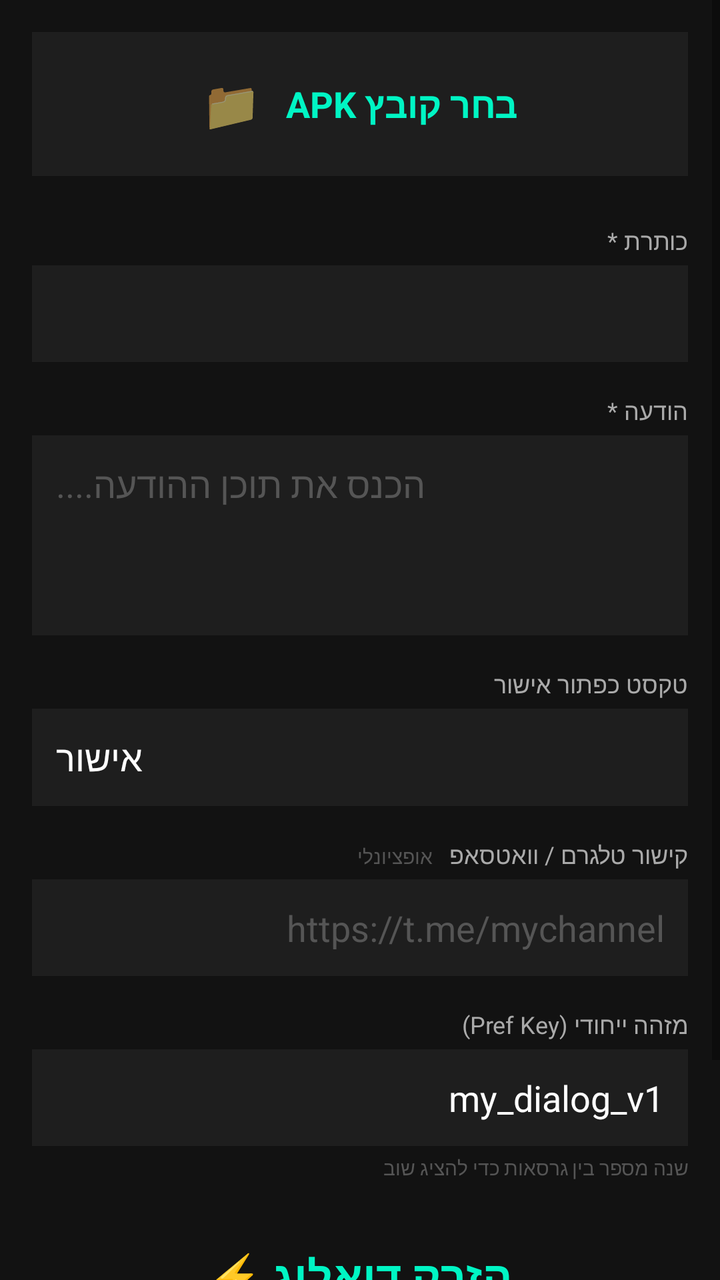
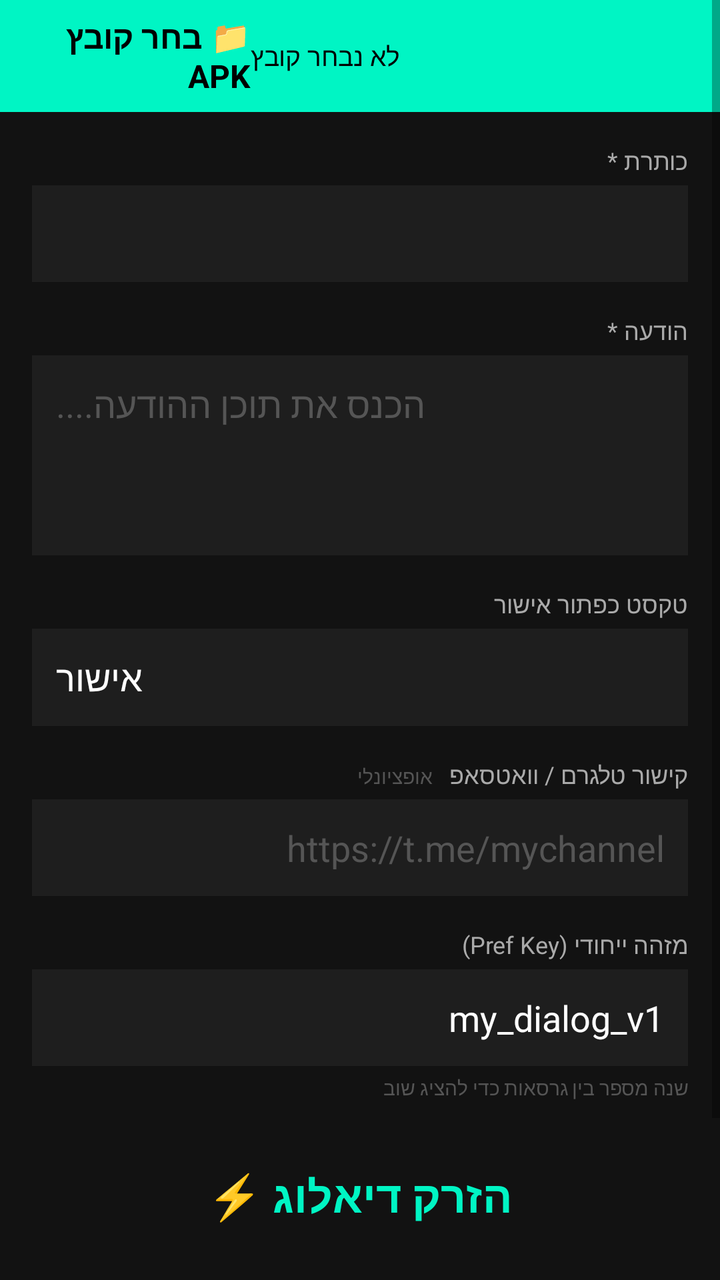

Before-and-after screenshots of an Android layout around one commit, followed by the original layout XML and the change that was made.
<!-- AndroidManifest.xml: application theme Theme.ZovexInjector -->
<!-- res/layout/activity_main.xml -->
<?xml version="1.0" encoding="utf-8"?>
<ScrollView xmlns:android="http://schemas.android.com/apk/res/android"
    android:layout_width="match_parent"
    android:layout_height="match_parent"
    android:background="#121212">

    <LinearLayout
        android:layout_width="match_parent"
        android:layout_height="wrap_content"
        android:orientation="vertical"
        android:padding="16dp">

        <LinearLayout
            android:id="@+id/btnPickApk"
            android:layout_width="match_parent"
            android:layout_height="72dp"
            android:background="#1E1E1E"
            android:orientation="horizontal"
            android:gravity="center"
            android:layout_marginBottom="24dp">
            <TextView
                android:layout_width="wrap_content"
                android:layout_height="wrap_content"
                android:text="📁  "
                android:textSize="24sp"/>
            <TextView
                android:id="@+id/tvApkName"
                android:layout_width="wrap_content"
                android:layout_height="wrap_content"
                android:text="בחר קובץ APK"
                android:textColor="#00F5C4"
                android:textSize="18sp"
                android:textStyle="bold"/>
        </LinearLayout>

        <TextView android:layout_width="wrap_content" android:layout_height="wrap_content"
            android:text="כותרת *" android:textColor="#AAAAAA" android:textSize="12sp"
            android:layout_gravity="end" android:layout_marginBottom="4dp"/>
        <EditText android:id="@+id/etTitle"
            android:layout_width="match_parent" android:layout_height="wrap_content"
            android:background="#1E1E1E" android:textColor="#FFFFFF"
            android:textColorHint="#555555" android:padding="12dp"
            android:gravity="end" android:inputType="text"
            android:layout_marginBottom="16dp"/>

        <TextView android:layout_width="wrap_content" android:layout_height="wrap_content"
            android:text="הודעה *" android:textColor="#AAAAAA" android:textSize="12sp"
            android:layout_gravity="end" android:layout_marginBottom="4dp"/>
        <EditText android:id="@+id/etMessage"
            android:layout_width="match_parent" android:layout_height="100dp"
            android:background="#1E1E1E" android:textColor="#FFFFFF"
            android:textColorHint="#555555" android:padding="12dp"
            android:gravity="end|top" android:inputType="textMultiLine"
            android:hint="הכנס את תוכן ההודעה...."
            android:layout_marginBottom="16dp"/>

        <TextView android:layout_width="wrap_content" android:layout_height="wrap_content"
            android:text="טקסט כפתור אישור" android:textColor="#AAAAAA" android:textSize="12sp"
            android:layout_gravity="end" android:layout_marginBottom="4dp"/>
        <EditText android:id="@+id/etButtonText"
            android:layout_width="match_parent" android:layout_height="wrap_content"
            android:background="#1E1E1E" android:textColor="#FFFFFF"
            android:padding="12dp" android:gravity="end"
            android:text="אישור" android:inputType="text"
            android:layout_marginBottom="16dp"/>

        <LinearLayout android:layout_width="match_parent" android:layout_height="wrap_content"
            android:orientation="horizontal" android:gravity="end"
            android:layout_marginBottom="4dp">
            <TextView android:layout_width="wrap_content" android:layout_height="wrap_content"
                android:text="אופציונלי" android:textColor="#555555" android:textSize="10sp"
                android:layout_marginEnd="8dp"/>
            <TextView android:layout_width="wrap_content" android:layout_height="wrap_content"
                android:text="קישור טלגרם / וואטסאפ" android:textColor="#AAAAAA" android:textSize="12sp"/>
        </LinearLayout>
        <EditText android:id="@+id/etTelegramLink"
            android:layout_width="match_parent" android:layout_height="wrap_content"
            android:background="#1E1E1E" android:textColor="#FFFFFF"
            android:textColorHint="#555555" android:padding="12dp"
            android:gravity="end" android:inputType="textUri"
            android:hint="https://t.me/mychannel"
            android:layout_marginBottom="16dp"/>

        <TextView android:layout_width="wrap_content" android:layout_height="wrap_content"
            android:text="מזהה ייחודי (Pref Key)" android:textColor="#AAAAAA" android:textSize="12sp"
            android:layout_gravity="end" android:layout_marginBottom="4dp"/>
        <EditText android:id="@+id/etPrefKey"
            android:layout_width="match_parent" android:layout_height="wrap_content"
            android:background="#1E1E1E" android:textColor="#FFFFFF"
            android:padding="12dp" android:gravity="end"
            android:text="my_dialog_v1" android:inputType="text"
            android:layout_marginBottom="4dp"/>
        <TextView android:layout_width="wrap_content" android:layout_height="wrap_content"
            android:text="שנה מספר בין גרסאות כדי להציג שוב"
            android:textColor="#555555" android:textSize="10sp"
            android:layout_gravity="end" android:layout_marginBottom="24dp"/>

        <TextView android:id="@+id/btnInject"
            android:layout_width="wrap_content" android:layout_height="wrap_content"
            android:text="הזרק דיאלוג ⚡"
            android:textColor="#00F5C4" android:textSize="22sp" android:textStyle="bold"
            android:layout_gravity="center" android:layout_marginBottom="24dp"
            android:padding="8dp"/>

        <Button android:id="@+id/btnDelete"
            android:layout_width="match_parent" android:layout_height="56dp"
            android:text="מחק דיאלוגים קיימים 🗑"
            android:textColor="#FF6B6B" android:textSize="16sp"
            android:backgroundTint="#00F5C4"
            android:layout_marginBottom="16dp"/>

        <LinearLayout android:id="@+id/logContainer"
            android:layout_width="match_parent" android:layout_height="wrap_content"
            android:orientation="vertical"
            android:background="#1E1E1E" android:padding="12dp"
            android:visibility="gone">
            <LinearLayout android:layout_width="match_parent" android:layout_height="wrap_content"
                android:orientation="horizontal" android:gravity="end"
                android:layout_marginBottom="8dp">
                <TextView android:id="@+id/tvLogStatus"
                    android:layout_width="wrap_content" android:layout_height="wrap_content"
                    android:textColor="#00F5C4" android:textSize="14sp" android:textStyle="bold"/>
                <ProgressBar android:id="@+id/progressLog"
                    android:layout_width="20dp" android:layout_height="20dp"
                    android:layout_marginStart="8dp" android:visibility="gone"/>
            </LinearLayout>
            <TextView android:id="@+id/tvLog"
                android:layout_width="match_parent" android:layout_height="wrap_content"
                android:textColor="#CCCCCC" android:textSize="11sp"
                android:fontFamily="monospace" android:gravity="end"/>
        </LinearLayout>

    </LinearLayout>
</ScrollView>
<!-- resources referenced by this layout -->
<resources>
  <style name="Theme.ZovexInjector" parent="Theme.MaterialComponents.DayNight.DarkActionBar">
          <item name="colorPrimary">#00F5C4</item>
          <item name="colorPrimaryVariant">#00C49A</item>
          <item name="colorOnPrimary">#000000</item>
          <item name="colorSecondary">#00F5C4</item>
          <item name="colorSecondaryVariant">#00C49A</item>
          <item name="colorOnSecondary">#000000</item>
          <item name="android:statusBarColor">@android:color/black</item>
          <item name="android:windowBackground">#121212</item>
      </style>
</resources>

<!-- the commit's change to res/layout/activity_main.xml (unified diff, before → after) -->
@@ -7,128 +7,142 @@
     <LinearLayout
         android:layout_width="match_parent"
         android:layout_height="wrap_content"
-        android:orientation="vertical"
-        android:padding="16dp">
+        android:orientation="vertical">
 
+        
         <LinearLayout
             android:id="@+id/btnPickApk"
             android:layout_width="match_parent"
-            android:layout_height="72dp"
-            android:background="#1E1E1E"
+            android:layout_height="56dp"
+            android:background="#00F5C4"
             android:orientation="horizontal"
             android:gravity="center"
-            android:layout_marginBottom="24dp">
+            android:paddingStart="16dp"
+            android:paddingEnd="16dp">
             <TextView
-                android:layout_width="wrap_content"
+                android:layout_width="0dp"
                 android:layout_height="wrap_content"
-                android:text="📁  "
-                android:textSize="24sp"/>
+                android:layout_weight="1"
+                android:text="📁 בחר קובץ APK"
+                android:textColor="#000000"
+                android:textSize="16sp"
+                android:textStyle="bold"/>
             <TextView
                 android:id="@+id/tvApkName"
-                android:layout_width="wrap_content"
+                android:layout_width="0dp"
                 android:layout_height="wrap_content"
-                android:text="בחר קובץ APK"
-                android:textColor="#00F5C4"
-                android:textSize="18sp"
-                android:textStyle="bold"/>
+                android:layout_weight="2"
+                android:text="לא נבחר קובץ"
+                android:textColor="#000000"
+                android:textSize="13sp"
+                android:gravity="end"
+                android:ellipsize="start"
+                android:singleLine="true"/>
         </LinearLayout>
 
-        <TextView android:layout_width="wrap_content" android:layout_height="wrap_content"
-            android:text="כותרת *" android:textColor="#AAAAAA" android:textSize="12sp"
-            android:layout_gravity="end" android:layout_marginBottom="4dp"/>
-        <EditText android:id="@+id/etTitle"
-            android:layout_width="match_parent" android:layout_height="wrap_content"
-            android:background="#1E1E1E" android:textColor="#FFFFFF"
-            android:textColorHint="#555555" android:padding="12dp"
-            android:gravity="end" android:inputType="text"
-            android:layout_marginBottom="16dp"/>
+        <LinearLayout
+            android:layout_width="match_parent"
+            android:layout_height="wrap_content"
+            android:orientation="vertical"
+            android:padding="16dp">
 
-        <TextView android:layout_width="wrap_content" android:layout_height="wrap_content"
-            android:text="הודעה *" android:textColor="#AAAAAA" android:textSize="12sp"
-            android:layout_gravity="end" android:layout_marginBottom="4dp"/>
-        <EditText android:id="@+id/etMessage"
-            android:layout_width="match_parent" android:layout_height="100dp"
-            android:background="#1E1E1E" android:textColor="#FFFFFF"
-            android:textColorHint="#555555" android:padding="12dp"
-            android:gravity="end|top" android:inputType="textMultiLine"
-            android:hint="הכנס את תוכן ההודעה...."
-            android:layout_marginBottom="16dp"/>
+            <TextView android:layout_width="wrap_content" android:layout_height="wrap_content"
+                android:text="כותרת *" android:textColor="#AAAAAA" android:textSize="12sp"
+                android:layout_gravity="end" android:layout_marginBottom="4dp"/>
+            <EditText android:id="@+id/etTitle"
+                android:layout_width="match_parent" android:layout_height="wrap_content"
+                android:background="#1E1E1E" android:textColor="#FFFFFF"
+                android:textColorHint="#555555" android:padding="12dp"
+                android:gravity="end" android:inputType="text"
+                android:layout_marginBottom="16dp"/>
 
-        <TextView android:layout_width="wrap_content" android:layout_height="wrap_content"
-            android:text="טקסט כפתור אישור" android:textColor="#AAAAAA" android:textSize="12sp"
-            android:layout_gravity="end" android:layout_marginBottom="4dp"/>
-        <EditText android:id="@+id/etButtonText"
-            android:layout_width="match_parent" android:layout_height="wrap_content"
-            android:background="#1E1E1E" android:textColor="#FFFFFF"
-            android:padding="12dp" android:gravity="end"
-            android:text="אישור" android:inputType="text"
-            android:layout_marginBottom="16dp"/>
+            <TextView android:layout_width="wrap_content" android:layout_height="wrap_content"
+                android:text="הודעה *" android:textColor="#AAAAAA" android:textSize="12sp"
+                android:layout_gravity="end" android:layout_marginBottom="4dp"/>
+            <EditText android:id="@+id/etMessage"
+                android:layout_width="match_parent" android:layout_height="100dp"
+                android:background="#1E1E1E" android:textColor="#FFFFFF"
+                android:textColorHint="#555555" android:padding="12dp"
+                android:gravity="end|top" android:inputType="textMultiLine"
+                android:hint="הכנס את תוכן ההודעה...."
+                android:layout_marginBottom="16dp"/>
 
-        <LinearLayout android:layout_width="match_parent" android:layout_height="wrap_content"
-            android:orientation="horizontal" android:gravity="end"
-            android:layout_marginBottom="4dp">
             <TextView android:layout_width="wrap_content" android:layout_height="wrap_content"
-                android:text="אופציונלי" android:textColor="#555555" android:textSize="10sp"
-                android:layout_marginEnd="8dp"/>
-            <TextView android:layout_width="wrap_content" android:layout_height="wrap_content"
-                android:text="קישור טלגרם / וואטסאפ" android:textColor="#AAAAAA" android:textSize="12sp"/>
-        </LinearLayout>
-        <EditText android:id="@+id/etTelegramLink"
-            android:layout_width="match_parent" android:layout_height="wrap_content"
-            android:background="#1E1E1E" android:textColor="#FFFFFF"
-            android:textColorHint="#555555" android:padding="12dp"
-            android:gravity="end" android:inputType="textUri"
-            android:hint="https://t.me/mychannel"
-            android:layout_marginBottom="16dp"/>
+                android:text="טקסט כפתור אישור" android:textColor="#AAAAAA" android:textSize="12sp"
+                android:layout_gravity="end" android:layout_marginBottom="4dp"/>
+            <EditText android:id="@+id/etButtonText"
+                android:layout_width="match_parent" android:layout_height="wrap_content"
+                android:background="#1E1E1E" android:textColor="#FFFFFF"
+                android:padding="12dp" android:gravity="end"
+                android:text="אישור" android:inputType="text"
+                android:layout_marginBottom="16dp"/>
 
-        <TextView android:layout_width="wrap_content" android:layout_height="wrap_content"
-            android:text="מזהה ייחודי (Pref Key)" android:textColor="#AAAAAA" android:textSize="12sp"
-            android:layout_gravity="end" android:layout_marginBottom="4dp"/>
-        <EditText android:id="@+id/etPrefKey"
-            android:layout_width="match_parent" android:layout_height="wrap_content"
-            android:background="#1E1E1E" android:textColor="#FFFFFF"
-            android:padding="12dp" android:gravity="end"
-            android:text="my_dialog_v1" android:inputType="text"
-            android:layout_marginBottom="4dp"/>
-        <TextView android:layout_width="wrap_content" android:layout_height="wrap_content"
-            android:text="שנה מספר בין גרסאות כדי להציג שוב"
-            android:textColor="#555555" android:textSize="10sp"
-            android:layout_gravity="end" android:layout_marginBottom="24dp"/>
-
-        <TextView android:id="@+id/btnInject"
-            android:layout_width="wrap_content" android:layout_height="wrap_content"
-            android:text="הזרק דיאלוג ⚡"
-            android:textColor="#00F5C4" android:textSize="22sp" android:textStyle="bold"
-            android:layout_gravity="center" android:layout_marginBottom="24dp"
-            android:padding="8dp"/>
-
-        <Button android:id="@+id/btnDelete"
-            android:layout_width="match_parent" android:layout_height="56dp"
-            android:text="מחק דיאלוגים קיימים 🗑"
-            android:textColor="#FF6B6B" android:textSize="16sp"
-            android:backgroundTint="#00F5C4"
-            android:layout_marginBottom="16dp"/>
-
-        <LinearLayout android:id="@+id/logContainer"
-            android:layout_width="match_parent" android:layout_height="wrap_content"
-            android:orientation="vertical"
-            android:background="#1E1E1E" android:padding="12dp"
-            android:visibility="gone">
             <LinearLayout android:layout_width="match_parent" android:layout_height="wrap_content"
                 android:orientation="horizontal" android:gravity="end"
-                android:layout_marginBottom="8dp">
-                <TextView android:id="@+id/tvLogStatus"
-                    android:layout_width="wrap_content" android:layout_height="wrap_content"
-                    android:textColor="#00F5C4" android:textSize="14sp" android:textStyle="bold"/>
-                <ProgressBar android:id="@+id/progressLog"
-                    android:layout_width="20dp" android:layout_height="20dp"
-                    android:layout_marginStart="8dp" android:visibility="gone"/>
+                android:layout_marginBottom="4dp">
+                <TextView android:layout_width="wrap_content" android:layout_height="wrap_content"
+                    android:text="אופציונלי" android:textColor="#555555" android:textSize="10sp"
+                    android:layout_marginEnd="8dp"/>
+                <TextView android:layout_width="wrap_content" android:layout_height="wrap_content"
+                    android:text="קישור טלגרם / וואטסאפ" android:textColor="#AAAAAA" android:textSize="12sp"/>
             </LinearLayout>
-            <TextView android:id="@+id/tvLog"
+            <EditText android:id="@+id/etTelegramLink"
                 android:layout_width="match_parent" android:layout_height="wrap_content"
-                android:textColor="#CCCCCC" android:textSize="11sp"
-                android:fontFamily="monospace" android:gravity="end"/>
+                android:background="#1E1E1E" android:textColor="#FFFFFF"
+                android:textColorHint="#555555" android:padding="12dp"
+                android:gravity="end" android:inputType="textUri"
+                android:hint="https://t.me/mychannel"
+                android:layout_marginBottom="16dp"/>
+
+            <TextView android:layout_width="wrap_content" android:layout_height="wrap_content"
+                android:text="מזהה ייחודי (Pref Key)" android:textColor="#AAAAAA" android:textSize="12sp"
+                android:layout_gravity="end" android:layout_marginBottom="4dp"/>
+            <EditText android:id="@+id/etPrefKey"
+                android:layout_width="match_parent" android:layout_height="wrap_content"
+                android:background="#1E1E1E" android:textColor="#FFFFFF"
+                android:padding="12dp" android:gravity="end"
+                android:text="my_dialog_v1" android:inputType="text"
+                android:layout_marginBottom="4dp"/>
+            <TextView android:layout_width="wrap_content" android:layout_height="wrap_content"
+                android:text="שנה מספר בין גרסאות כדי להציג שוב"
+                android:textColor="#555555" android:textSize="10sp"
+                android:layout_gravity="end" android:layout_marginBottom="24dp"/>
+
+            <TextView android:id="@+id/btnInject"
+                android:layout_width="wrap_content" android:layout_height="wrap_content"
+                android:text="הזרק דיאלוג ⚡"
+                android:textColor="#00F5C4" android:textSize="22sp" android:textStyle="bold"
+                android:layout_gravity="center" android:layout_marginBottom="24dp"
+                android:padding="8dp"/>
+
+            <Button android:id="@+id/btnDelete"
+                android:layout_width="match_parent" android:layout_height="56dp"
+                android:text="מחק דיאלוגים קיימים 🗑"
+                android:textColor="#FF6B6B" android:textSize="16sp"
+                android:backgroundTint="#00F5C4"
+                android:layout_marginBottom="16dp"/>
+
+            <LinearLayout android:id="@+id/logContainer"
+                android:layout_width="match_parent" android:layout_height="wrap_content"
+                android:orientation="vertical"
+                android:background="#1E1E1E" android:padding="12dp"
+                android:visibility="gone">
+                <LinearLayout android:layout_width="match_parent" android:layout_height="wrap_content"
+                    android:orientation="horizontal" android:gravity="end"
+                    android:layout_marginBottom="8dp">
+                    <TextView android:id="@+id/tvLogStatus"
+                        android:layout_width="wrap_content" android:layout_height="wrap_content"
+                        android:textColor="#00F5C4" android:textSize="14sp" android:textStyle="bold"/>
+                    <ProgressBar android:id="@+id/progressLog"
+                        android:layout_width="20dp" android:layout_height="20dp"
+                        android:layout_marginStart="8dp" android:visibility="gone"/>
+                </LinearLayout>
+                <TextView android:id="@+id/tvLog"
+                    android:layout_width="match_parent" android:layout_height="wrap_content"
+                    android:textColor="#CCCCCC" android:textSize="11sp"
+                    android:fontFamily="monospace" android:gravity="end"/>
+            </LinearLayout>
+
         </LinearLayout>
-
     </LinearLayout>
 </ScrollView>
